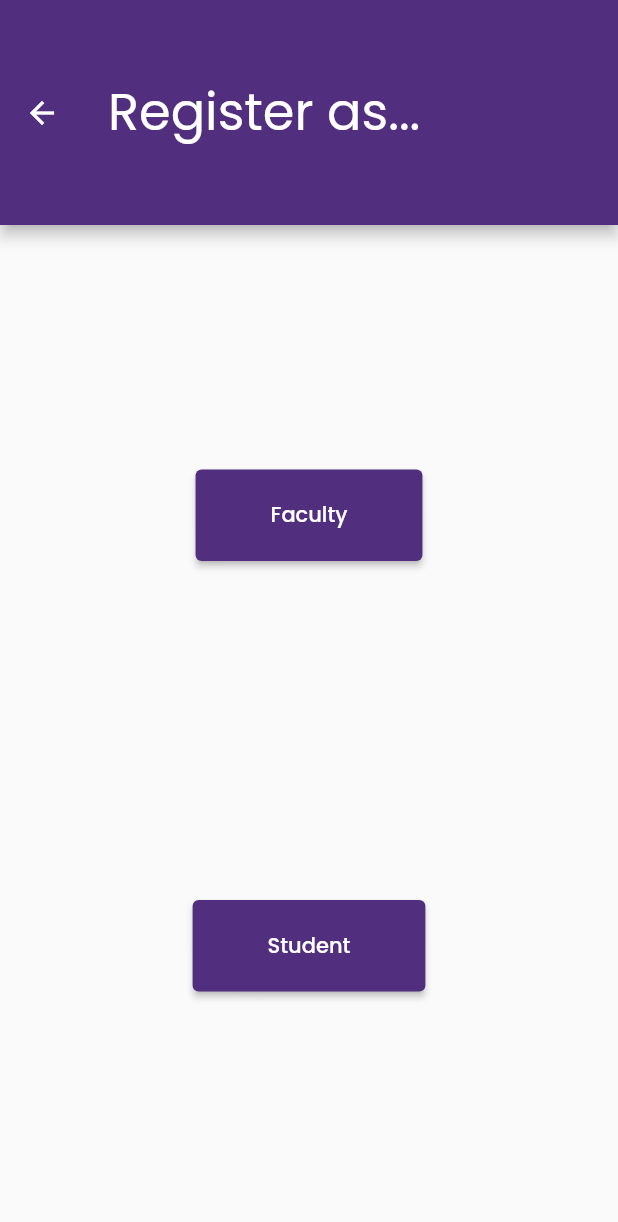
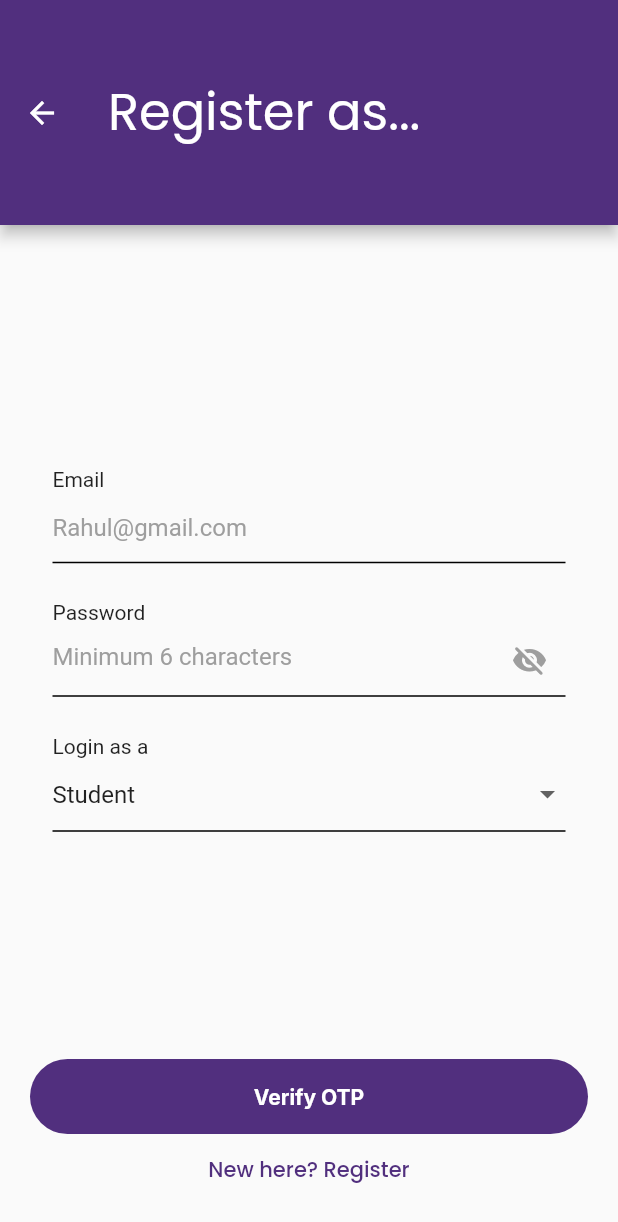
Before and after one commit to Contro1-cs/MIT-Bus-App, a Flutter app: the OnboardingChoice screen opened directly, on a phone screen of 412 x 824 dp. Shown: the top 1222 px of the screen. Run offline on Flutter 3.47's test engine with Material 2 defaults, Android fonts, the phone set to English and light mode, and no system bars; our stand-ins replace carousel_slider, firebase_auth, firebase_core, flutter_svg, google_fonts, google_nav_bar and 2 more; accounts and stored records are empty.

Commit message:
registeration UI

```diff
--- a/lib/lists/lists.dart
+++ b/lib/lists/lists.dart
@@ -221,3 +221,9 @@ List busList = [
   'c1',
   'd1',
 ];
+List userType = [
+  'Student',
+  'Faculty',
+  'Driver',
+  'Admin',
+];
--- a/lib/pages/home/home.dart
+++ b/lib/pages/home/home.dart
@@ -149,7 +149,7 @@ class _HomeBodyState extends State<HomeBody> {
               child: Column(
                 children: [
                   Text(
-                    "pickup point,"
+                    "Seasons Mall,"
                         .split(" ")
                         .map(
                             (word) => word[0].toUpperCase() + word.substring(1))
@@ -161,7 +161,7 @@ class _HomeBodyState extends State<HomeBody> {
                     ),
                   ),
                   Text(
-                    'pickup area',
+                    'Hadapsar',
                     style: GoogleFonts.inter(
                       color: Colors.white,
                       fontWeight: FontWeight.normal,
--- a/lib/pages/user onborading/login_page.dart
+++ b/lib/pages/user onborading/login_page.dart
@@ -1,11 +1,8 @@
 import 'package:firebase_auth/firebase_auth.dart';
 import 'package:flutter/material.dart';
 import 'package:google_fonts/google_fonts.dart';
-import 'package:google_sign_in/google_sign_in.dart';
 import 'package:mit_bus_app/pages/landing_page.dart';
-import 'package:mit_bus_app/pages/user%20onborading/otp_page.dart';
 import 'package:mit_bus_app/pages/user%20onborading/register_page.dart';
-import 'package:mit_bus_app/widgets/form_field.dart';
 
 class LoginPage extends StatefulWidget {
   const LoginPage({super.key});
@@ -21,7 +18,6 @@ TextEditingController _authPassword = TextEditingController();
 
 class _LoginPageState extends State<LoginPage> {
   @override
-  TextEditingController _phoneNoController = TextEditingController();
   Widget build(BuildContext context) {
     var h = MediaQuery.of(context).size.height;
     var w = MediaQuery.of(context).size.width;
--- a/lib/pages/user onborading/onboarding_choice.dart
+++ b/lib/pages/user onborading/onboarding_choice.dart
@@ -1,10 +1,8 @@
-import 'package:flutter/foundation.dart';
 import 'package:flutter/material.dart';
-import 'package:flutter/src/widgets/container.dart';
-import 'package:flutter/src/widgets/framework.dart';
 import 'package:google_fonts/google_fonts.dart';
+import 'package:mit_bus_app/lists/lists.dart';
 import 'package:mit_bus_app/pages/landing_page.dart';
-import 'package:mit_bus_app/pages/user%20onborading/faculty_registeration.dart';
+import 'package:mit_bus_app/pages/user%20onborading/register_page.dart';
 import 'package:mit_bus_app/pages/user%20onborading/student_registeration.dart';
 
 class OnboardingChoice extends StatefulWidget {
@@ -14,9 +12,16 @@ class OnboardingChoice extends StatefulWidget {
   State<OnboardingChoice> createState() => OnboardingChoiceState();
 }
 
+TextEditingController _authEmailController = TextEditingController();
+TextEditingController _authPasswordController = TextEditingController();
+String _userTypeValue = "Student";
+bool _hidePassword = false;
+
 class OnboardingChoiceState extends State<OnboardingChoice> {
   @override
   Widget build(BuildContext context) {
+    var h = MediaQuery.of(context).size.height;
+    var w = MediaQuery.of(context).size.width;
     return Scaffold(
       appBar: AppBar(
         toolbarHeight: 150,
@@ -33,108 +38,179 @@ class OnboardingChoiceState extends State<OnboardingChoice> {
         ),
       ),
       body: Column(
+        mainAxisAlignment: MainAxisAlignment.spaceBetween,
+        crossAxisAlignment: CrossAxisAlignment.center,
         children: [
-          Expanded(
-            flex: 3,
-            child: Padding(
-              padding: const EdgeInsets.symmetric(vertical: 50),
-              child: Column(
-                children: [
-                  Expanded(
-                    child: Center(
-                      child: ElevatedButton(
-                        style: ButtonStyle(
-                          padding: MaterialStateProperty.all(
-                            const EdgeInsets.symmetric(
-                              horizontal: 50,
-                              vertical: 20,
-                            ),
-                          ),
-                          backgroundColor: MaterialStateProperty.all(purple),
+          const SizedBox(height: 10),
+          Column(
+            crossAxisAlignment: CrossAxisAlignment.start,
+            mainAxisAlignment: MainAxisAlignment.start,
+            children: [
+              Container(
+                padding: const EdgeInsets.symmetric(horizontal: 35),
+                alignment: Alignment.centerLeft,
+                child: Column(
+                  mainAxisAlignment: MainAxisAlignment.start,
+                  crossAxisAlignment: CrossAxisAlignment.start,
+                  children: [
+                    const Text('Email'),
+                    TextField(
+                      controller: _authEmailController,
+                      keyboardType: TextInputType.emailAddress,
+                      decoration: const InputDecoration(
+                        hintText: 'Rahul@gmail.com',
+                        hintStyle: TextStyle(
+                          color: Colors.grey,
                         ),
-                        child: Text(
-                          'Faculty',
-                          style: GoogleFonts.poppins(color: Colors.white),
+                        enabledBorder: UnderlineInputBorder(
+                          borderSide: BorderSide(color: Colors.black),
                         ),
-                        onPressed: () {
-                          Navigator.push(
-                            context,
-                            PageRouteBuilder(
-                              transitionDuration:
-                                  const Duration(milliseconds: 500),
-                              pageBuilder:
-                                  (context, animation, secondaryAnimation) {
-                                return const FacultyRegisteration();
-                              },
-                              transitionsBuilder: (context, animation,
-                                  secondaryAnimation, child) {
-                                var begin = const Offset(1.0, 0.0);
-                                var end = Offset.zero;
-                                var curve = Curves.ease;
-
-                                var tween = Tween(begin: begin, end: end)
-                                    .chain(CurveTween(curve: curve));
-
-                                return SlideTransition(
-                                  position: animation.drive(tween),
-                                  child: child,
-                                );
-                              },
-                            ),
-                          );
-                        },
+                        focusedBorder: UnderlineInputBorder(
+                          borderSide: BorderSide(color: Colors.black),
+                        ),
+                      ),
+                    ),
+                  ],
+                ),
+              ),
+              const SizedBox(height: 25),
+              Container(
+                padding: const EdgeInsets.symmetric(horizontal: 35),
+                alignment: Alignment.centerLeft,
+                child: Column(
+                  mainAxisAlignment: MainAxisAlignment.start,
+                  crossAxisAlignment: CrossAxisAlignment.start,
+                  children: [
+                    const Text('Password'),
+                    TextField(
+                      controller: _authPasswordController,
+                      keyboardType: TextInputType.visiblePassword,
+                      obscureText: _hidePassword,
+                      decoration: InputDecoration(
+                        suffixIcon: _hidePassword
+                            ? IconButton(
+                                onPressed: () {
+                                  setState(() {
+                                    _hidePassword = !_hidePassword;
+                                  });
+                                },
+                                icon: Icon(
+                                  Icons.visibility_rounded,
+                                  color: Colors.black.withOpacity(.8),
+                                ),
+                              )
+                            : IconButton(
+                                onPressed: () {
+                                  setState(() {
+                                    _hidePassword = !_hidePassword;
+                                  });
+                                },
+                                icon: const Icon(
+                                  Icons.visibility_off_rounded,
+                                  color: Colors.grey,
+                                ),
+                              ),
+                        hintText: 'Minimum 6 characters',
+                        hintStyle: const TextStyle(
+                          color: Colors.grey,
+                        ),
+                        enabledBorder: const UnderlineInputBorder(
+                          borderSide: BorderSide(color: Colors.black),
+                        ),
+                        focusedBorder: const UnderlineInputBorder(
+                          borderSide: BorderSide(color: Colors.black),
+                        ),
+                      ),
+                    ),
+                  ],
+                ),
+              ),
+              const SizedBox(height: 25),
+              Container(
+                  margin: const EdgeInsets.symmetric(horizontal: 35),
+                  decoration: const BoxDecoration(
+                    border: Border(
+                      bottom: BorderSide(
+                        width: 1,
+                        color: Colors.black,
                       ),
                     ),
                   ),
-                  Expanded(
-                    child: Center(
-                      child: ElevatedButton(
-                        style: ButtonStyle(
-                          padding: MaterialStateProperty.all(
-                            const EdgeInsets.symmetric(
-                              horizontal: 50,
-                              vertical: 20,
-                            ),
-                          ),
-                          backgroundColor: MaterialStateProperty.all(purple),
+                  child: Column(
+                    mainAxisAlignment: MainAxisAlignment.start,
+                    crossAxisAlignment: CrossAxisAlignment.start,
+                    children: [
+                      const Text('Login as a'),
+                      DropdownButton<String>(
+                        underline: const SizedBox(),
+                        value: _userTypeValue,
+                        isExpanded: true,
+                        hint: const Text('Select a college'),
+                        onChanged: (newValue) {
+                          setState(() {
+                            _userTypeValue = newValue!;
+                          });
+                        },
+                        items: userType.map<DropdownMenuItem<String>>((value) {
+                          return DropdownMenuItem<String>(
+                            value: value,
+                            child: Text(value),
+                          );
+                        }).toList(),
+                      ),
+                    ],
+                  ))
+            ],
+          ),
+          Column(
+            children: [
+              GestureDetector(
+                onTap: () async {
+                  Navigator.push(
+                    context,
+                    MaterialPageRoute(
+                      builder: (context) => const StudentRegisteration(),
+                    ),
+                  );
+                },
+                child: Container(
+                  width: w,
+                  height: 50,
+                  margin: const EdgeInsets.symmetric(horizontal: 20),
+                  decoration: BoxDecoration(
+                    borderRadius: BorderRadius.circular(100),
+                    color: purple,
+                  ),
+                  child: Center(
+                    child: Text(
+                      "Verify OTP",
+                      style: GoogleFonts.inter(
+                        textStyle: const TextStyle(
+                          color: Colors.white,
+                          fontWeight: FontWeight.bold,
                         ),
-                        child: Text(
-                          'Student',
-                          style: GoogleFonts.poppins(color: Colors.white),
-                        ),
-                        onPressed: () {
-                          Navigator.push(
-                            context,
-                            PageRouteBuilder(
-                              transitionDuration:
-                                  const Duration(milliseconds: 500),
-                              pageBuilder:
-                                  (context, animation, secondaryAnimation) {
-                                return StudentRegisteration();
-                              },
-                              transitionsBuilder: (context, animation,
-                                  secondaryAnimation, child) {
-                                var begin = const Offset(1.0, 0.0);
-                                var end = Offset.zero;
-                                var curve = Curves.ease;
-
-                                var tween = Tween(begin: begin, end: end)
-                                    .chain(CurveTween(curve: curve));
-
-                                return SlideTransition(
-                                  position: animation.drive(tween),
-                                  child: child,
-                                );
-                              },
-                            ),
-                          );
-                        },
                       ),
                     ),
                   ),
-                ],
+                ),
               ),
-            ),
+              TextButton(
+                onPressed: () => Navigator.push(
+                    context,
+                    MaterialPageRoute(
+                        builder: (context) => const RegisterPage())),
+                child: Text(
+                  "New here? Register",
+                  style: GoogleFonts.poppins(
+                    textStyle: TextStyle(
+                      color: purple,
+                      fontSize: 14,
+                    ),
+                  ),
+                ),
+              ),
+              const SizedBox(height: 20),
+            ],
           ),
         ],
       ),
--- a/pubspec.yaml
+++ b/pubspec.yaml
@@ -21,6 +21,7 @@ dependencies:
   firebase_auth: ^4.6.3
   firebase_core: ^2.14.0
   google_sign_in: ^6.1.4
+  qr_flutter: ^4.0.0
 
 dev_dependencies:
   flutter_test:
```
Also changed, not shown: lib/pages/home/bus.dart (+14 -3 lines), pubspec.lock.
